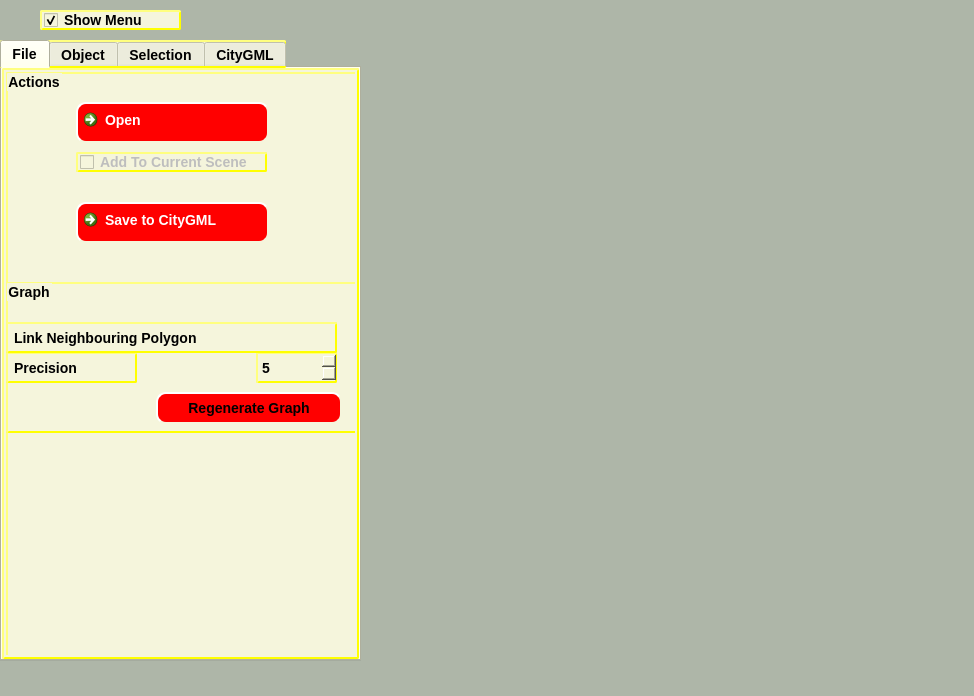
This is forms/mainwindow.ui in pranjal23/osg2citygml as Qt 5 draws it before an edit. The edited form follows.
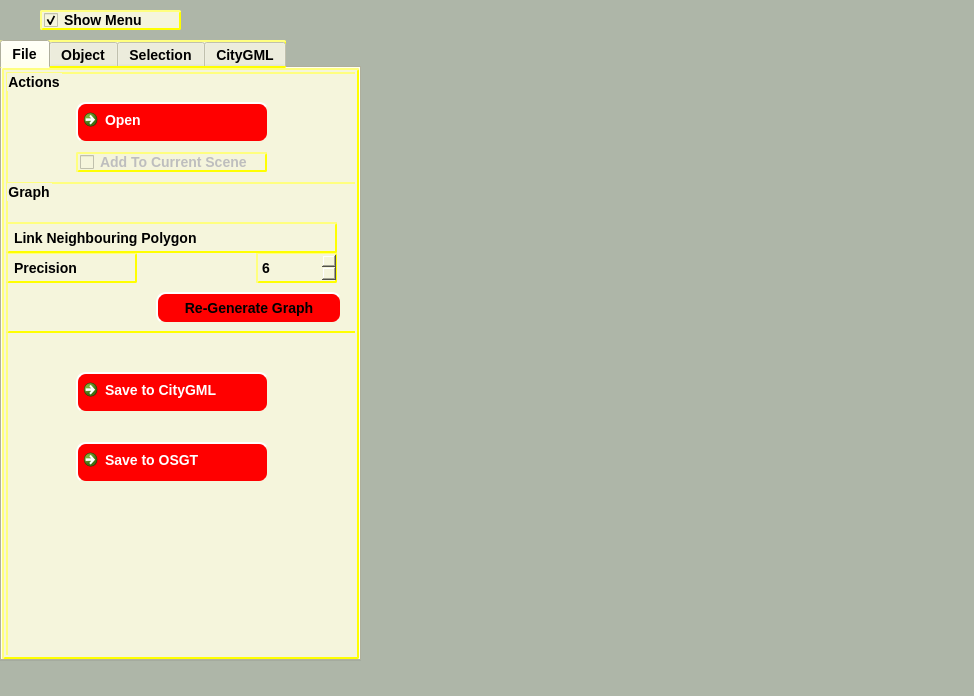
This is the edited form. Icons and pictures are not drawn. Custom widgets are drawn as their Qt base class.

Diff of the .ui file:
```diff
--- a/forms/mainwindow.ui
+++ b/forms/mainwindow.ui
@@ -699,7 +699,7 @@
       <property name="geometry">
        <rect>
         <x>70</x>
-        <y>130</y>
+        <y>300</y>
         <width>193</width>
         <height>41</height>
        </rect>
@@ -881,7 +881,7 @@
       <property name="geometry">
        <rect>
         <x>0</x>
-        <y>210</y>
+        <y>110</y>
         <width>351</width>
         <height>151</height>
        </rect>
@@ -911,7 +911,7 @@
         <double>1.000000000000000</double>
        </property>
        <property name="value">
-        <double>5.000000000000000</double>
+        <double>6.000000000000000</double>
        </property>
       </widget>
       <widget class="QPushButton" name="regenerate_graph_btn">
@@ -944,7 +944,7 @@
 }</string>
        </property>
        <property name="text">
-        <string>Regenerate Graph</string>
+        <string>Re-Generate Graph</string>
        </property>
       </widget>
       <widget class="QLabel" name="label_3">
@@ -974,6 +974,169 @@
        </property>
       </widget>
      </widget>
+     <widget class="QCommandLinkButton" name="save_osgt_btn">
+      <property name="geometry">
+       <rect>
+        <x>70</x>
+        <y>370</y>
+        <width>193</width>
+        <height>41</height>
+       </rect>
+      </property>
+      <property name="palette">
+       <palette>
+        <active>
+         <colorrole role="Button">
+          <brush brushstyle="SolidPattern">
+           <color alpha="255">
+            <red>255</red>
+            <green>0</green>
+            <blue>0</blue>
+           </color>
+          </brush>
+         </colorrole>
+         <colorrole role="ButtonText">
+          <brush brushstyle="SolidPattern">
+           <color alpha="255">
+            <red>255</red>
+            <green>255</green>
+            <blue>255</blue>
+           </color>
+          </brush>
+         </colorrole>
+         <colorrole role="Base">
+          <brush brushstyle="SolidPattern">
+           <color alpha="255">
+            <red>255</red>
+            <green>0</green>
+            <blue>0</blue>
+           </color>
+          </brush>
+         </colorrole>
+         <colorrole role="Window">
+          <brush brushstyle="SolidPattern">
+           <color alpha="255">
+            <red>255</red>
+            <green>0</green>
+            <blue>0</blue>
+           </color>
+          </brush>
+         </colorrole>
+        </active>
+        <inactive>
+         <colorrole role="Button">
+          <brush brushstyle="SolidPattern">
+           <color alpha="255">
+            <red>255</red>
+            <green>0</green>
+            <blue>0</blue>
+           </color>
+          </brush>
+         </colorrole>
+         <colorrole role="ButtonText">
+          <brush brushstyle="SolidPattern">
+           <color alpha="255">
+            <red>255</red>
+            <green>255</green>
+            <blue>255</blue>
+           </color>
+          </brush>
+         </colorrole>
+         <colorrole role="Base">
+          <brush brushstyle="SolidPattern">
+           <color alpha="255">
+            <red>255</red>
+            <green>0</green>
+            <blue>0</blue>
+           </color>
+          </brush>
+         </colorrole>
+         <colorrole role="Window">
+          <brush brushstyle="SolidPattern">
+           <color alpha="255">
+            <red>255</red>
+            <green>0</green>
+            <blue>0</blue>
+           </color>
+          </brush>
+         </colorrole>
+        </inactive>
+        <disabled>
+         <colorrole role="Button">
+          <brush brushstyle="SolidPattern">
+           <color alpha="255">
+            <red>255</red>
+            <green>0</green>
+            <blue>0</blue>
+           </color>
+          </brush>
+         </colorrole>
+         <colorrole role="ButtonText">
+          <brush brushstyle="SolidPattern">
+           <color alpha="0">
+            <red>75</red>
+            <green>74</green>
+            <blue>77</blue>
+           </color>
+          </brush>
+         </colorrole>
+         <colorrole role="Base">
+          <brush brushstyle="SolidPattern">
+           <color alpha="255">
+            <red>255</red>
+            <green>0</green>
+            <blue>0</blue>
+           </color>
+          </brush>
+         </colorrole>
+         <colorrole role="Window">
+          <brush brushstyle="SolidPattern">
+           <color alpha="255">
+            <red>255</red>
+            <green>0</green>
+            <blue>0</blue>
+           </color>
+          </brush>
+         </colorrole>
+        </disabled>
+       </palette>
+      </property>
+      <property name="font">
+       <font>
+        <pointsize>-1</pointsize>
+        <weight>75</weight>
+        <italic>false</italic>
+        <bold>true</bold>
+       </font>
+      </property>
+      <property name="styleSheet">
+       <string notr="true">QPushButton {
+    background-color: red;
+    border-style: outset;
+    border-width: 2px;
+    border-radius: 10px;
+    border-color: beige;
+    font: bold 14px;
+    min-width: 10em;
+    padding: 6px;
+}
+QPushButton:pressed {
+    background-color: rgb(224, 0, 0);
+    border-style: inset;
+}
+QPushButton:checked {
+    background-color: rgb(200, 0, 0);
+    border-style: inset;
+}</string>
+      </property>
+      <property name="text">
+       <string>Save to OSGT</string>
+      </property>
+      <property name="icon">
+       <iconset resource="../resources/resources.qrc">
+        <normaloff>:/images/save.png</normaloff>:/images/save.png</iconset>
+      </property>
+     </widget>
     </widget>
    </widget>
    <widget class="QWidget" name="tab_4">
```
Left out of the diff: 8 changed lines with no effect on the pictures.
